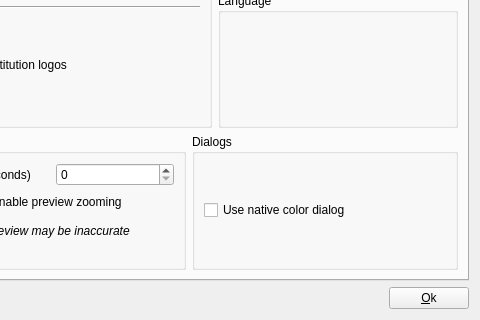
c-koi/gmic-qt, file ui/dialogsettings.ui: the form before one commit; both pictures show x 102 to 582 and y 195 to 515 of the 582 by 515 pixel window.
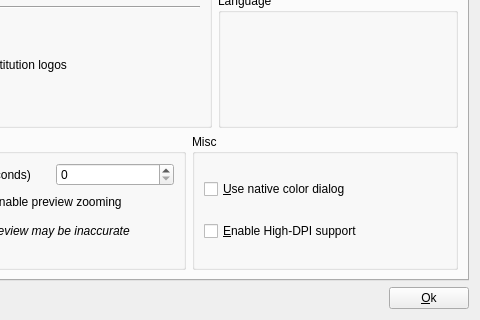
The form after the commit. Icons and pictures are not drawn. Custom widgets are drawn as their Qt base class.

Commit message: Add a keyboard shortcut in DialogSettings

What changed in the file:
```diff
--- a/ui/dialogsettings.ui
+++ b/ui/dialogsettings.ui
@@ -193,13 +193,20 @@
          <item>
           <widget class="QGroupBox" name="groupBox_4">
            <property name="title">
-            <string>Dialogs</string>
+            <string>Misc</string>
            </property>
            <layout class="QVBoxLayout" name="verticalLayout_6">
             <item>
              <widget class="QCheckBox" name="cbNativeColorDialogs">
               <property name="text">
-               <string>Use native color dialog</string>
+               <string>&amp;Use native color dialog</string>
+              </property>
+             </widget>
+            </item>
+            <item>
+             <widget class="QCheckBox" name="checkBox">
+              <property name="text">
+               <string>&amp;Enable High-DPI support</string>
               </property>
              </widget>
             </item>
```
The commit also changes 15 other files.
